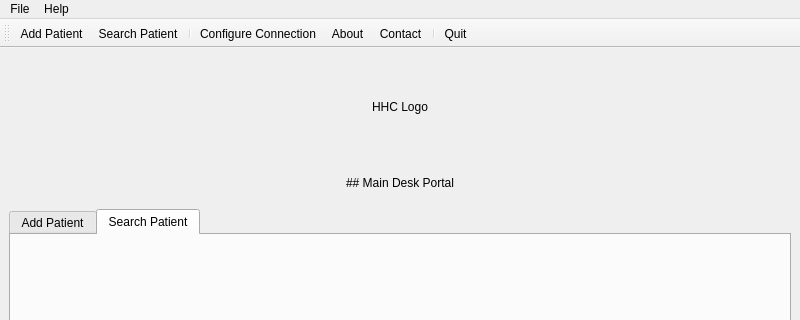
Old version of the form mainwindow.ui in the repository kushagra10025/Hospital-Registration-Portal; both pictures show x 0 to 800 and y 0 to 320 of the 800 by 600 pixel window.
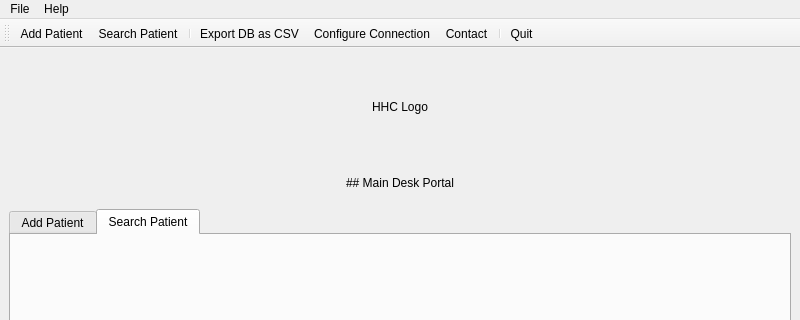
New version of the form. Icons and pictures are not drawn. Custom widgets are drawn as their Qt base class.

Commit message: Export DB to CSV | Open Generated PDF in System Default Reader | README Temp Update

```diff
--- a/mainwindow.ui
+++ b/mainwindow.ui
@@ -143,8 +143,8 @@
    <addaction name="actionAdd_Patient"/>
    <addaction name="actionSearch_Patient"/>
    <addaction name="separator"/>
+   <addaction name="actionExport_DB_as_Excel"/>
    <addaction name="actionConfigure_Connection"/>
-   <addaction name="actionAbout"/>
    <addaction name="actionContact"/>
    <addaction name="separator"/>
    <addaction name="actionQuit"/>
@@ -218,6 +218,18 @@
     <string>Configure Connection</string>
    </property>
   </action>
+  <action name="actionExport_DB_as_Excel">
+   <property name="icon">
+    <iconset resource="hhc_resources.qrc">
+     <normaloff>:/assets/assets/icons/export-csv-96.png</normaloff>:/assets/assets/icons/export-csv-96.png</iconset>
+   </property>
+   <property name="text">
+    <string>Export DB as CSV</string>
+   </property>
+   <property name="toolTip">
+    <string>Export DB as CSV File</string>
+   </property>
+  </action>
  </widget>
  <customwidgets>
   <customwidget>
```
Left out of the diff: 1 changed line with no effect on the pictures. The commit also changes 10 other files.
